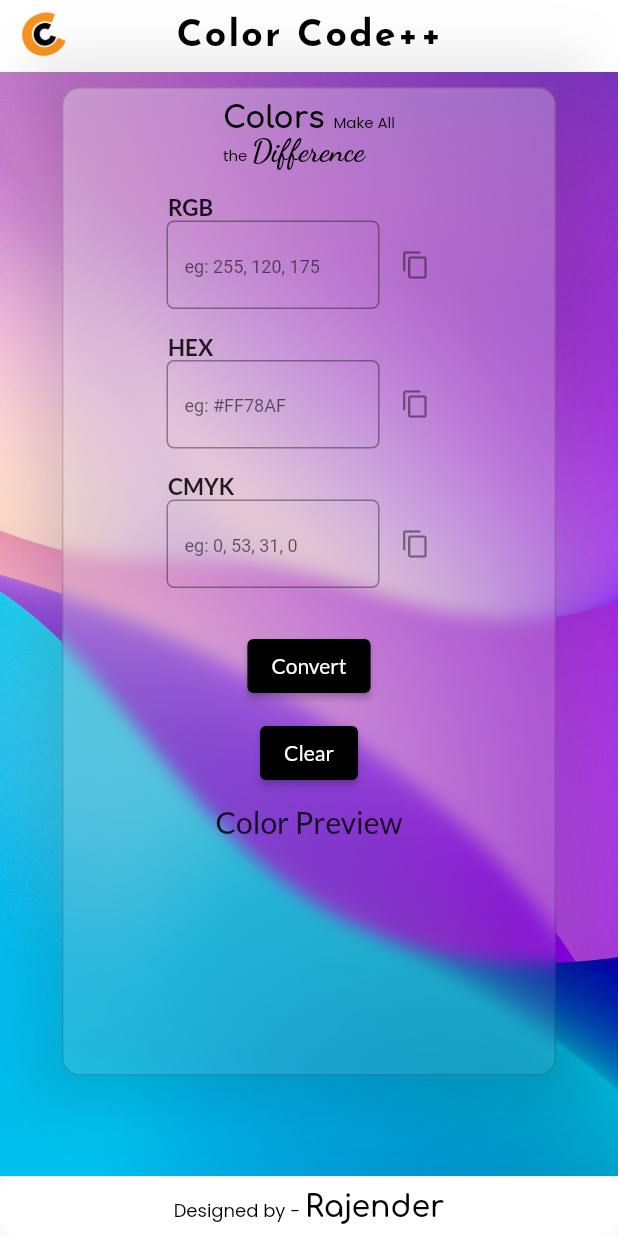
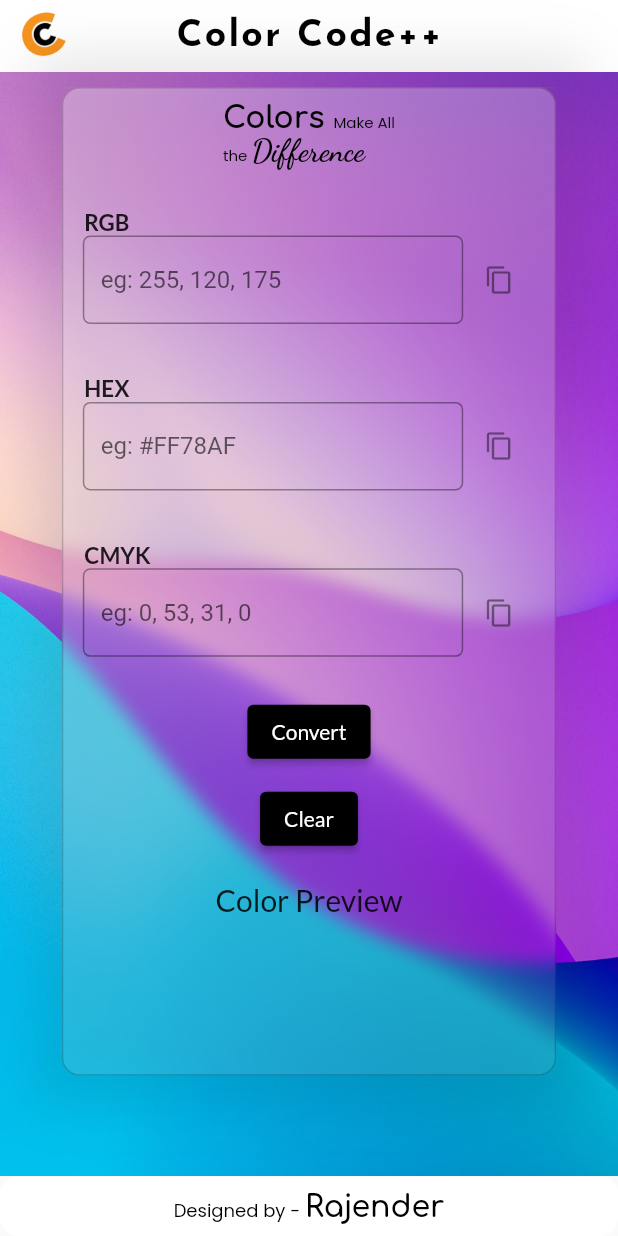
Before and after one commit to rajenderK7/color_code_converter, a Flutter app: the screen it shows after launch, on a phone screen of 412 x 824 dp. Run offline on Flutter 3.47's test engine with Material 2 defaults, Android fonts, the phone set to English and light mode, and no system bars; our stand-ins replace google_fonts; missing offline and left inert: color_converter.

Commit message:
changed input alignment

```diff
--- a/lib/components/converter_ui.dart
+++ b/lib/components/converter_ui.dart
@@ -25,28 +25,25 @@ class _ConverterUIState extends State<ConverterUI> {
   @override
   Widget build(BuildContext context) {
     Size _size = MediaQuery.of(context).size;
-    return Padding(
-      padding: const EdgeInsets.all(8.0),
-      child: Container(
+    return Container(
       width: _size.width * 0.5,
       height: _size.height * 0.7,
       color: Colors.transparent,
-        child: Center(
       child: Column(
+        mainAxisAlignment: MainAxisAlignment.spaceEvenly,
+        crossAxisAlignment: CrossAxisAlignment.center,
         children: [
           _size.width > 852
               ? ColorInput(
                   labelText: "RGB",
                   hintText: "eg: 255, 120, 175",
                   controller: _rgbController,
-                      hintFontSize: 15,
                   canCopy: canCopy,
                 )
               : ColorInput(
                   labelText: "RGB",
                   hintText: "eg: 255, 120, 175",
                   controller: _rgbController,
-                      hintFontSize: 12,
                   canCopy: canCopy,
                 ),
           _size.width > 852
@@ -54,14 +51,12 @@ class _ConverterUIState extends State<ConverterUI> {
                   labelText: "HEX",
                   hintText: "eg: #FF78AF",
                   controller: _hexController,
-                      hintFontSize: 15,
                   canCopy: canCopy,
                 )
               : ColorInput(
                   labelText: "HEX",
                   hintText: "eg: #FF78AF",
                   controller: _hexController,
-                      hintFontSize: 12,
                   canCopy: canCopy,
                 ),
           _size.width > 852
@@ -69,18 +64,13 @@ class _ConverterUIState extends State<ConverterUI> {
                   labelText: "CMYK",
                   hintText: "eg: 0, 53, 31, 0",
                   controller: _cmykController,
-                      hintFontSize: 15,
                   canCopy: canCopy,
                 )
               : ColorInput(
                   labelText: "CMYK",
                   hintText: "eg: 0, 53, 31, 0",
                   controller: _cmykController,
-                      hintFontSize: 12,
                   canCopy: canCopy,
-                    ),
-              const SizedBox(
-                height: 20,
                 ),
           _size.width > 852
               ? Row(
@@ -193,15 +183,10 @@ class _ConverterUIState extends State<ConverterUI> {
                     ),
                   ],
                 ),
-              const SizedBox(
-                height: 10,
-              ),
           ColorPreview(
             colorValue: colval,
           ),
         ],
-          ),
-        ),
       ),
     );
   }
--- a/lib/components/mobile_view.dart
+++ b/lib/components/mobile_view.dart
@@ -41,15 +41,6 @@ class MobileView extends StatelessWidget {
               backgroundColor: Colors.white,
               elevation: 0.0,
             ),
-            // Text(
-            //   "Color Code++",
-            //   style: GoogleFonts.josefinSans(
-            //     fontWeight: FontWeight.bold,
-            //     color: Colors.white,
-            //     fontSize: 30,
-            //     letterSpacing: 1.5,
-            //   ),
-            // ),
             const SizedBox(height: 10),
             Center(
               child: Container(
@@ -71,7 +62,7 @@ class MobileView extends StatelessWidget {
                     child: Container(
                       width: _size.width * 0.8,
                       height: (_size.width < 380 || _size.height < 750)
-                          ? _size.height * 0.82
+                          ? _size.height * 0.8
                           : _size.height * 0.8,
                       decoration: BoxDecoration(
                         borderRadius: BorderRadius.circular(12),
@@ -88,10 +79,14 @@ class MobileView extends StatelessWidget {
                         ),
                       ),
                       child: Column(
+                        crossAxisAlignment: CrossAxisAlignment.stretch,
                         mainAxisAlignment: MainAxisAlignment.start,
                         children: const [
-                          ColorQuoteMobile(),
-                          ConverterUI(),
+                          Center(child: ColorQuoteMobile()),
+                          Padding(
+                            padding: EdgeInsets.symmetric(horizontal: 5.0),
+                            child: ConverterUI(),
+                          ),
                         ],
                       ),
                       // child: const ConverterUI(),
--- a/lib/widgets/text_input.dart
+++ b/lib/widgets/text_input.dart
@@ -5,7 +5,7 @@ import 'package:google_fonts/google_fonts.dart';
 class ColorInput extends StatelessWidget {
   final String labelText;
   final String hintText;
-  final double hintFontSize;
+  // final double hintFontSize;
   final bool canCopy;
   final TextEditingController controller;
   const ColorInput({
@@ -13,7 +13,7 @@ class ColorInput extends StatelessWidget {
     required this.labelText,
     required this.hintText,
     required this.controller,
-    required this.hintFontSize,
+    // required this.hintFontSize,
     required this.canCopy,
   }) : super(key: key);
 
@@ -50,9 +50,6 @@ class ColorInput extends StatelessWidget {
                       borderRadius: BorderRadius.circular(5),
                     ),
                     hintText: hintText,
-                    hintStyle: TextStyle(
-                      fontSize: hintFontSize,
-                    ),
                   ),
                   controller: controller,
                   maxLines: 1,
```
Lines whose indentation alone changed are shown as unchanged.
